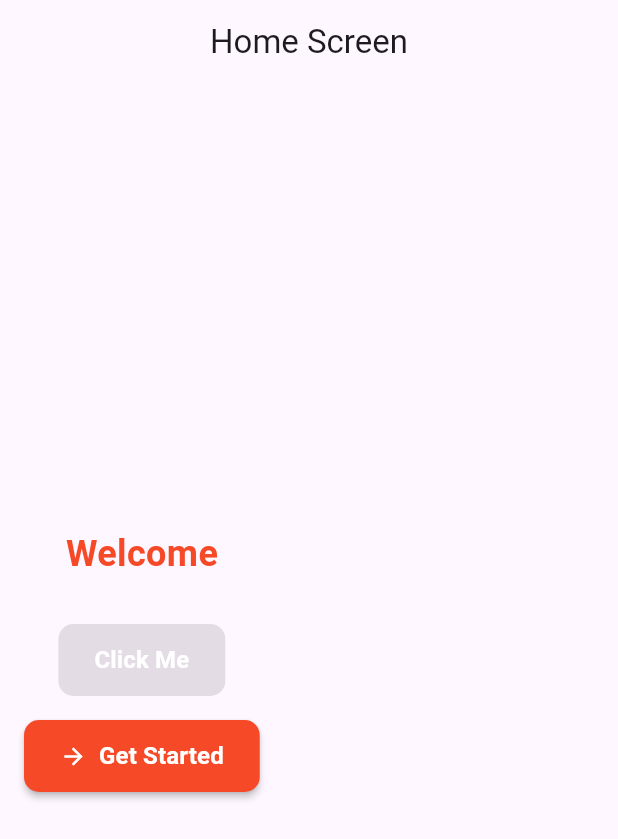
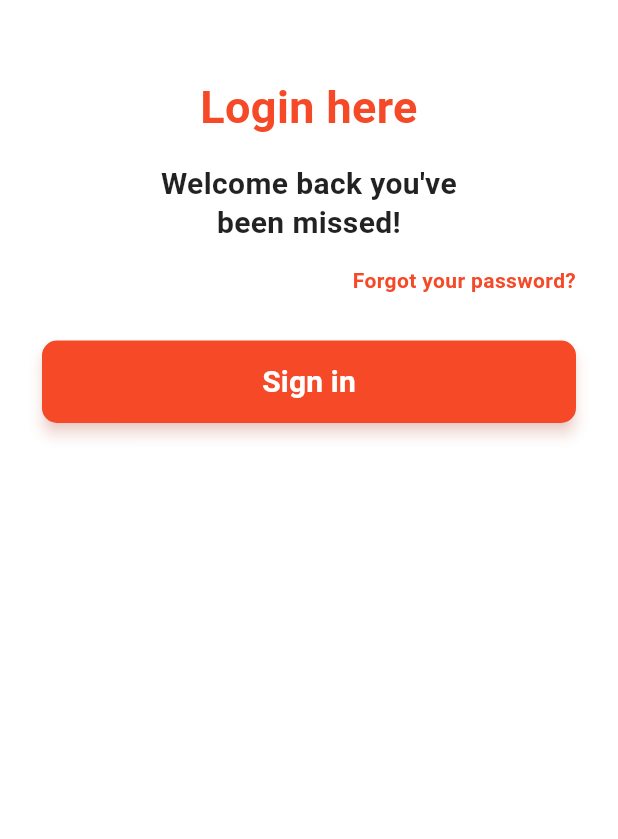
Before and after one commit to AkshayPatole/custom, a Flutter app: the screen it shows after launch, on a phone screen of 412 x 824 dp. Shown: the top 839 px of the screen. Run offline on Flutter 3.47's test engine with Material 3 defaults, Android fonts, the phone set to English and light mode, and no system bars.

Commit message:
Worked on the add a private methods in home screen

```diff
--- a/demo/lib/const/app_strings.dart
+++ b/demo/lib/const/app_strings.dart
@@ -1,3 +1,12 @@
 class AppStrings {
   static const String welcome = "Welcome";
-  }
+  static const String loginTitle = "Login here";
+  static const String loginSubtitle = "Welcome back you've\nbeen missed!";
+  static const String emailHint = "Email";
+  static const String passwordHint = "Password";
+  static const String forgotPassword = "Forgot your password?";
+  static const String signIn = "Sign in";
+  static const String createNewAccount = "Create new account";
+  static const String orContinueWith = "Or continue with";
+  static const String defaultButtonText = "Click Me";
+}
--- a/demo/lib/const/custom_button_widget.dart
+++ b/demo/lib/const/custom_button_widget.dart
@@ -1,5 +1,6 @@
 import 'package:flutter/material.dart';
 import 'app_colors.dart';
+import 'app_strings.dart';
 
 class CustomButton extends StatelessWidget {
   final String? text;
@@ -28,8 +29,8 @@ class CustomButton extends StatelessWidget {
   @override
   Widget build(BuildContext context) {
     return SizedBox(
-      width: width,
-      height: height ?? 48.0,
+      width: width ?? double.infinity,
+      height: height ?? 55.0,
       child: ElevatedButton(
         onPressed: onPressed,
         style: ElevatedButton.styleFrom(
@@ -38,21 +39,22 @@ class CustomButton extends StatelessWidget {
           shape: RoundedRectangleBorder(
             borderRadius: BorderRadius.circular(borderRadius ?? 10.0),
           ),
-          elevation: 2,
+          elevation: 4,
+          shadowColor: (backgroundColor ?? AppColors.orangeColor).withOpacity(0.4),
         ),
         child: Row(
           mainAxisAlignment: MainAxisAlignment.center,
           mainAxisSize: MainAxisSize.min,
           children: [
             if (icon != null) ...[
-              Icon(icon, size: (fontSize ?? 16.0) + 2, color: textColor ?? Colors.white),
+              Icon(icon, size: (fontSize ?? 18.0) + 2, color: textColor ?? Colors.white),
               const SizedBox(width: 8),
             ],
             Text(
-              text ?? 'Click Me',
+              text ?? AppStrings.defaultButtonText,
               style: TextStyle(
-                fontSize: fontSize ?? 16.0,
-                fontWeight: FontWeight.w600,
+                fontSize: fontSize ?? 20.0,
+                fontWeight: FontWeight.bold,
                 color: textColor ?? Colors.white,
               ),
             ),
--- a/demo/lib/presentation/home_screen.dart
+++ b/demo/lib/presentation/home_screen.dart
@@ -14,41 +14,106 @@ class _HomeScreenState extends State<HomeScreen> {
   @override
   Widget build(BuildContext context) {
     return Scaffold(
-      appBar: AppBar(
-        title: const Text('Home Screen'),
-        centerTitle: true,
-      ),
-      body: Padding(
-        padding: const EdgeInsets.all(16.0),
+      backgroundColor: Colors.white,
+      body: SafeArea(
+        child: SingleChildScrollView(
+          padding: const EdgeInsets.symmetric(horizontal: 28.0, vertical: 20.0),
           child: Column(
-          mainAxisAlignment: MainAxisAlignment.center,
+            crossAxisAlignment: CrossAxisAlignment.center,
             children: [
-            const Text(
-              AppStrings.welcome,
-              style: TextStyle(
-                fontSize: 24,
-                fontWeight: FontWeight.bold,
-                color: AppColors.orangeColor,
-              ),
-            ),
               const SizedBox(height: 30),
-
-            const CustomButton(),
-
+              // 1. Header Section
+              _buildHeader(),
               const SizedBox(height: 16),
 
+              // 2. Forgot Password Link
+              _buildForgotPassword(),
+              const SizedBox(height: 30),
+              // 3. Custom Button
               CustomButton(
-              text: 'Get Started',
-              icon: Icons.arrow_forward,
+                text: AppStrings.signIn,
                 onPressed: () {
-                ScaffoldMessenger.of(context).showSnackBar(
-                  const SnackBar(content: Text('Button Pressed!')),
-                );
                 },
               ),
             ],
           ),
         ),
+      ),
     );
   }
+
+
+  Widget _buildHeader() {
+    return const Column(
+      children: [
+        Text(
+          AppStrings.loginTitle,
+          textAlign: TextAlign.center,
+          style: TextStyle(
+            fontSize: 30,
+            fontWeight: FontWeight.bold,
+            color: AppColors.orangeColor,
+          ),
+        ),
+        SizedBox(height: 16),
+        Text(
+          AppStrings.loginSubtitle,
+          textAlign: TextAlign.center,
+          style: TextStyle(
+            fontSize: 20,
+            fontWeight: FontWeight.w600,
+            color: Colors.black87,
+            height: 1.3,
+          ),
+        ),
+      ],
+    );
   }
+
+
+  //  Method: Forgot Password Link
+  Widget _buildForgotPassword() {
+    return Align(
+      alignment: Alignment.centerRight,
+      child: GestureDetector(
+        onTap: () {},
+        child: const Text(
+          AppStrings.forgotPassword,
+          style: TextStyle(
+            color: AppColors.orangeColor,
+            fontWeight: FontWeight.bold,
+            fontSize: 14,
+          ),
+        ),
+      ),
+    );
+  }
+
+  // Private Method: Social Login Section
+  // Widget _buildSocialLogin() {
+  //   return Column(
+  //     children: [
+  //       const Text(
+  //         AppStrings.orContinueWith,
+  //         style: TextStyle(
+  //           color: AppColors.orangeColor,
+  //           fontWeight: FontWeight.bold,
+  //           fontSize: 14,
+  //         ),
+  //       ),
+  //       const SizedBox(height: 20),
+  //       Row(
+  //         mainAxisAlignment: MainAxisAlignment.center,
+  //         children: [
+  //           _buildSocialIconButton(isCustomText: 'G'),
+  //           const SizedBox(width: 12),
+  //           _buildSocialIconButton(icon: Icons.facebook),
+  //           const SizedBox(width: 12),
+  //           _buildSocialIconButton(icon: Icons.apple),
+  //         ],
+  //       ),
+  //     ],
+  //   );
+  // }
+
+}
```
Also changed, not shown: demo/assets/figma_screen.png (added). Lines whose indentation alone changed are shown as unchanged.
